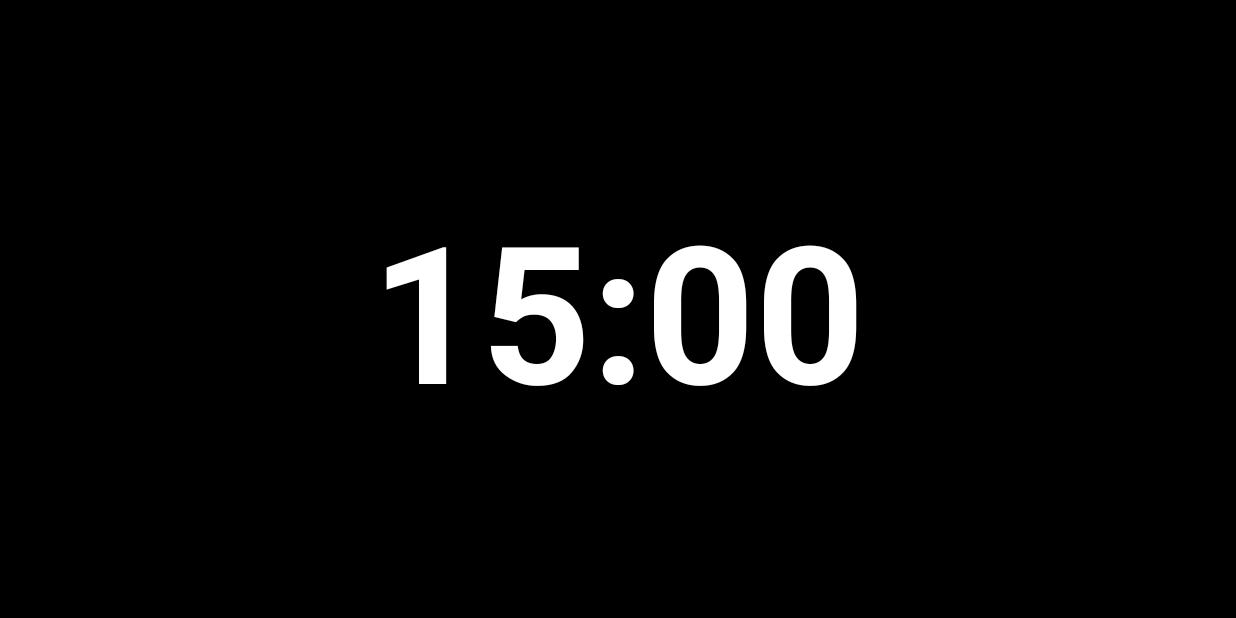
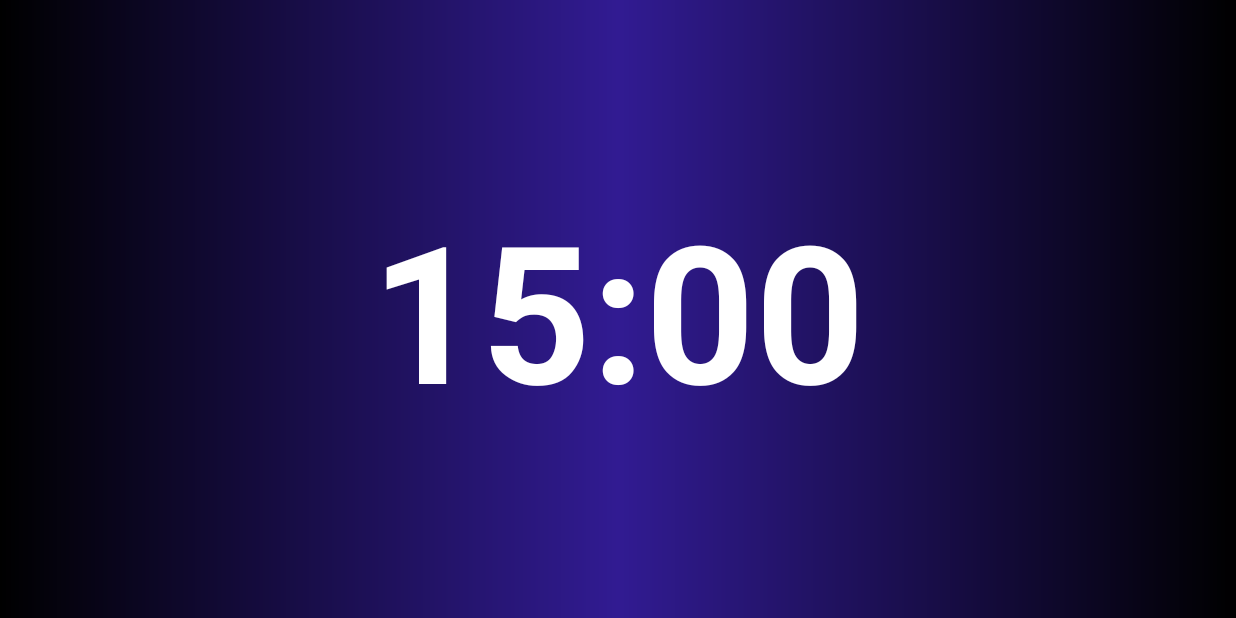
Before and after one commit to nekonenene/PresentationTimer, an Android app: the screen it shows after launch (MainActivity), on a phone screen of 824 x 412 dp (held sideways). Run offline under Robolectric (Android 15) with nearby library versions, the phone set to English and light mode, and no system bars.

Commit message:
Gradient background

```diff
--- /dev/null
+++ b/app/src/main/res/drawable/background_gradient.xml
@@ -0,0 +1,12 @@
+<?xml version="1.0" encoding="utf-8"?>
+<shape
+    xmlns:android="http://schemas.android.com/apk/res/android"
+    android:shape="rectangle"
+    >
+    <gradient
+        android:startColor="@color/black"
+        android:centerColor="@color/deep_purple_900"
+        android:endColor="@color/black"
+        android:angle="0"
+        />
+</shape>
--- a/app/src/main/res/layout/activity_main.xml
+++ b/app/src/main/res/layout/activity_main.xml
@@ -3,7 +3,7 @@
     xmlns:tools="http://schemas.android.com/tools"
     android:layout_width="match_parent"
     android:layout_height="match_parent"
-    android:background="@color/black"
+    android:background="@drawable/background_gradient"
     tools:context="com.x0.hatonekoe.presentation_timer.MainActivity">
 
     <include layout="@layout/content_main" />
```
